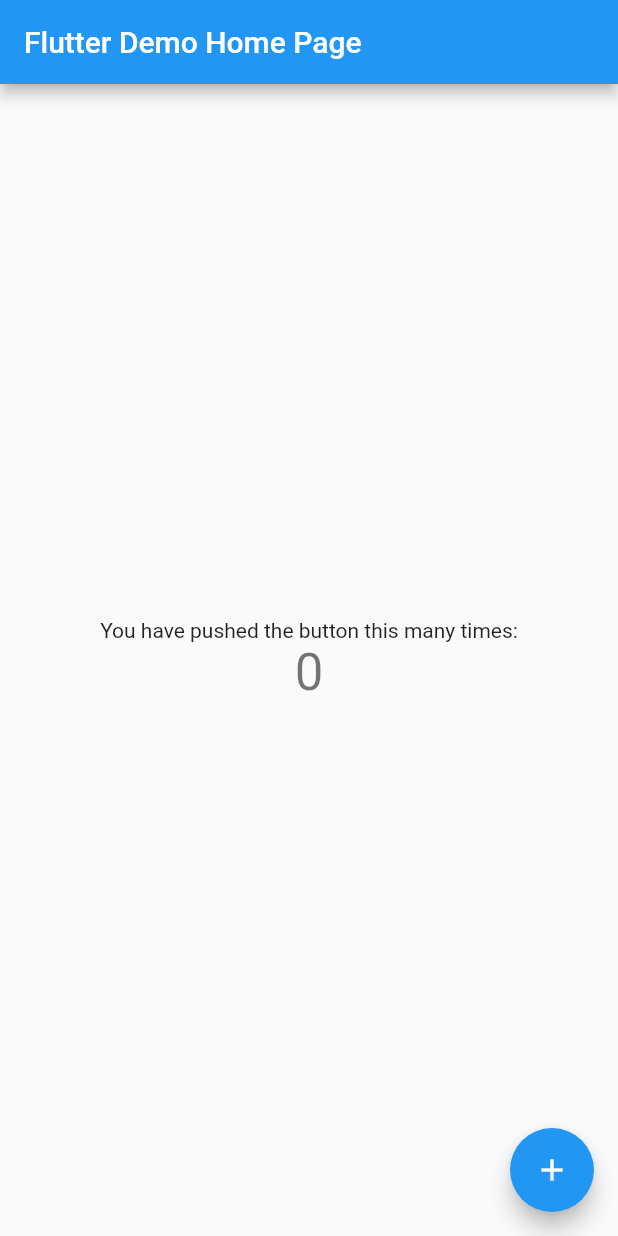
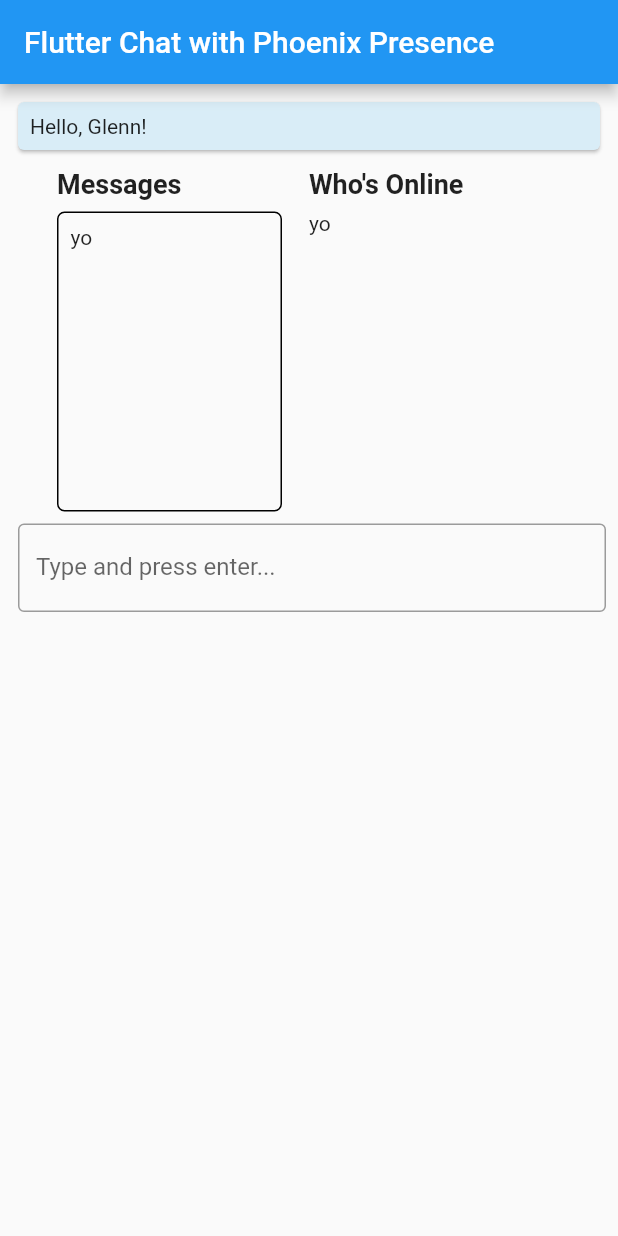
Before and after one commit to gmlewis/flutter_chat, a Flutter app: the screen it shows after launch, on a phone screen of 412 x 824 dp. Run offline on Flutter 3.47's test engine with Material 2 defaults, Android fonts, the phone set to English and light mode, and no system bars.

Commit message:
Add widgets

```diff
--- a/lib/main.dart
+++ b/lib/main.dart
@@ -3,107 +3,141 @@ import 'package:flutter/material.dart';
 void main() => runApp(new MyApp());
 
 class MyApp extends StatelessWidget {
-  // This widget is the root of your application.
   @override
   Widget build(BuildContext context) {
-    return new MaterialApp(
-      title: 'Flutter Demo',
-      theme: new ThemeData(
-        // This is the theme of your application.
-        //
-        // Try running your application with "flutter run". You'll see the
-        // application has a blue toolbar. Then, without quitting the app, try
-        // changing the primarySwatch below to Colors.green and then invoke
-        // "hot reload" (press "r" in the console where you ran "flutter run",
-        // or press Run > Flutter Hot Reload in IntelliJ). Notice that the
-        // counter didn't reset back to zero; the application is not restarted.
+    return MaterialApp(
+      title: 'Flutter Chat',
+      theme: ThemeData(
         primarySwatch: Colors.blue,
       ),
-      home: new MyHomePage(title: 'Flutter Demo Home Page'),
+      home: MyHomePage(
+          title: 'Flutter Chat with Phoenix Presence', user: 'Glenn'),
     );
   }
 }
 
 class MyHomePage extends StatefulWidget {
-  MyHomePage({Key key, this.title}) : super(key: key);
-
-  // This widget is the home page of your application. It is stateful, meaning
-  // that it has a State object (defined below) that contains fields that affect
-  // how it looks.
-
-  // This class is the configuration for the state. It holds the values (in this
-  // case the title) provided by the parent (in this case the App widget) and
-  // used by the build method of the State. Fields in a Widget subclass are
-  // always marked "final".
+  MyHomePage({Key key, this.title, this.user}) : super(key: key);
 
   final String title;
+  final String user;
 
   @override
-  _MyHomePageState createState() => new _MyHomePageState();
+  _MyHomePageState createState() => _MyHomePageState();
 }
 
 class _MyHomePageState extends State<MyHomePage> {
-  int _counter = 0;
-
-  void _incrementCounter() {
-    setState(() {
-      // This call to setState tells the Flutter framework that something has
-      // changed in this State, which causes it to rerun the build method below
-      // so that the display can reflect the updated values. If we changed
-      // _counter without calling setState(), then the build method would not be
-      // called again, and so nothing would appear to happen.
-      _counter++;
-    });
-  }
+  final TextEditingController textController = TextEditingController();
 
   @override
   Widget build(BuildContext context) {
-    // This method is rerun every time setState is called, for instance as done
-    // by the _incrementCounter method above.
-    //
-    // The Flutter framework has been optimized to make rerunning build methods
-    // fast, so that you can just rebuild anything that needs updating rather
-    // than having to individually change instances of widgets.
-    return new Scaffold(
-      appBar: new AppBar(
-        // Here we take the value from the MyHomePage object that was created by
-        // the App.build method, and use it to set our appbar title.
-        title: new Text(widget.title),
+    return Scaffold(
+      appBar: AppBar(
+        title: Text(widget.title),
       ),
-      body: new Center(
-        // Center is a layout widget. It takes a single child and positions it
-        // in the middle of the parent.
-        child: new Column(
-          // Column is also layout widget. It takes a list of children and
-          // arranges them vertically. By default, it sizes itself to fit its
-          // children horizontally, and tries to be as tall as its parent.
-          //
-          // Invoke "debug paint" (press "p" in the console where you ran
-          // "flutter run", or select "Toggle Debug Paint" from the Flutter tool
-          // window in IntelliJ) to see the wireframe for each widget.
-          //
-          // Column has various properties to control how it sizes itself and
-          // how it positions its children. Here we use mainAxisAlignment to
-          // center the children vertically; the main axis here is the vertical
-          // axis because Columns are vertical (the cross axis would be
-          // horizontal).
-          mainAxisAlignment: MainAxisAlignment.center,
+      body: new Padding(
+        padding: const EdgeInsets.all(8.0),
+        child: Column(
           children: <Widget>[
-            new Text(
-              'You have pushed the button this many times:',
+            Row(
+              children: <Widget>[
+                Expanded(
+                  child: Card(
+                    color: Color(0xFFD9EDF7),
+                    child: Padding(
+                      padding: const EdgeInsets.all(8.0),
+                      child: Text("Hello, " + widget.user + "!"),
+                    ),
+                  ),
+                ),
+              ],
             ),
-            new Text(
-              '$_counter',
-              style: Theme.of(context).textTheme.display1,
+            Container(height: 8.0),
+            Row(
+              mainAxisAlignment: MainAxisAlignment.center,
+              mainAxisSize: MainAxisSize.max,
+              children: <Widget>[
+                Container(
+                  padding: const EdgeInsets.fromLTRB(4.0, 0.0, 18.0, 0.0),
+                  width: 172.0, // hack
+                  child: Column(
+                    crossAxisAlignment: CrossAxisAlignment.start,
+                    children: <Widget>[
+                      Padding(
+                        padding: const EdgeInsets.only(bottom: 8.0),
+                        child: Text(
+                          "Messages",
+                          style: TextStyle(
+                              fontSize: 18.0, fontWeight: FontWeight.bold),
+                        ),
+                      ),
+                      Container(
+                        padding: const EdgeInsets.all(8.0),
+                        height: 200.0,
+                        decoration: new BoxDecoration(
+                          borderRadius: new BorderRadius.circular(5.0),
+                          border: new Border.all(
+                            width: 1.0,
+                            color: Colors.black,
+                          ),
+                        ),
+                        child: ListView.builder(
+                          itemCount: 1,
+                          itemBuilder: (BuildContext context, int index) {
+                            return Text("yo");
+                          },
+                        ),
+                      ),
+                    ],
+                  ),
+                ),
+                Container(
+                  width: 172.0, // hack
+                  child: Column(
+                    crossAxisAlignment: CrossAxisAlignment.start,
+                    children: <Widget>[
+                      Padding(
+                        padding: const EdgeInsets.only(bottom: 8.0),
+                        child: Text(
+                          "Who's Online",
+                          style: TextStyle(
+                              fontSize: 18.0, fontWeight: FontWeight.bold),
+                        ),
+                      ),
+                      Container(
+                        height: 200.0,
+                        child: ListView.builder(
+                          itemCount: 1,
+                          itemBuilder: (BuildContext context, int index) {
+                            return Text("yo");
+                          },
+                        ),
+                      ),
+                    ],
+                  ),
+                ),
+              ],
+            ),
+            Padding(
+              padding: const EdgeInsets.fromLTRB(4.0, 8.0, 0.0, 0.0),
+              child: TextField(
+                controller: this.textController,
+                onSubmitted: (String value) {
+                  setState(() {
+
+                  });
+                  this.textController.clear();
+                },
+                decoration: InputDecoration(
+                  border: const OutlineInputBorder(),
+                  labelText: "Type and press enter...",
+                ),
+                maxLines: 1,
+              ),
             ),
           ],
         ),
       ),
-      floatingActionButton: new FloatingActionButton(
-        onPressed: _incrementCounter,
-        tooltip: 'Increment',
-        child: new Icon(Icons.add),
-      ), // This trailing comma makes auto-formatting nicer for build methods.
     );
   }
 }
```
Also changed, not shown: 1 other file.
